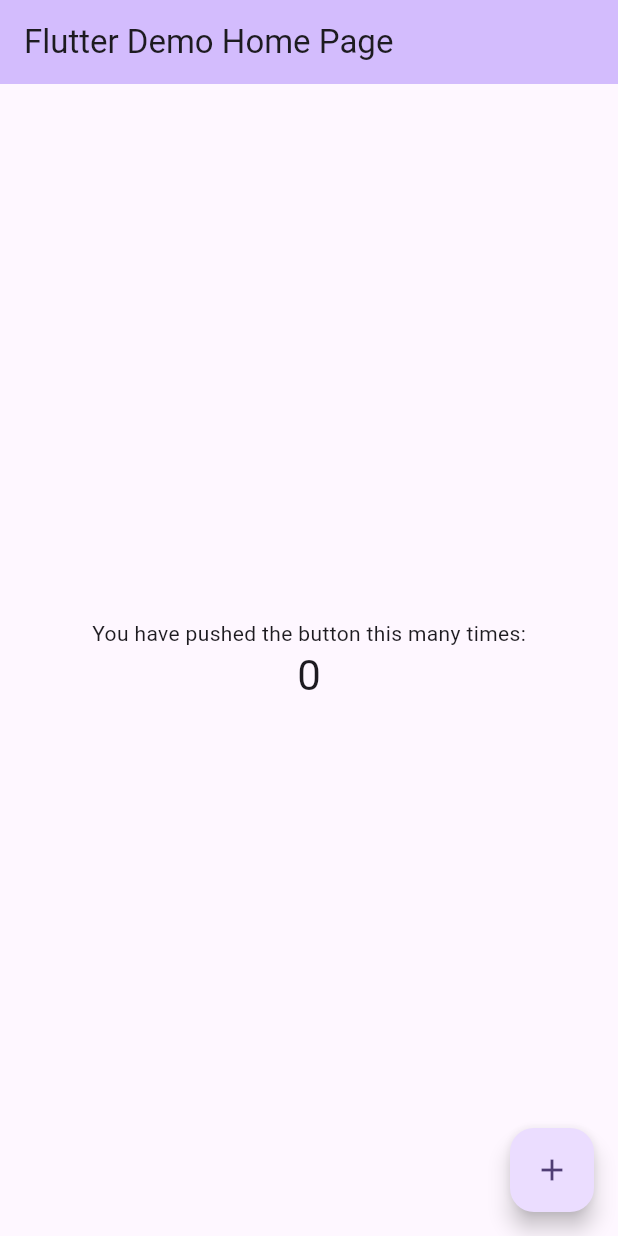
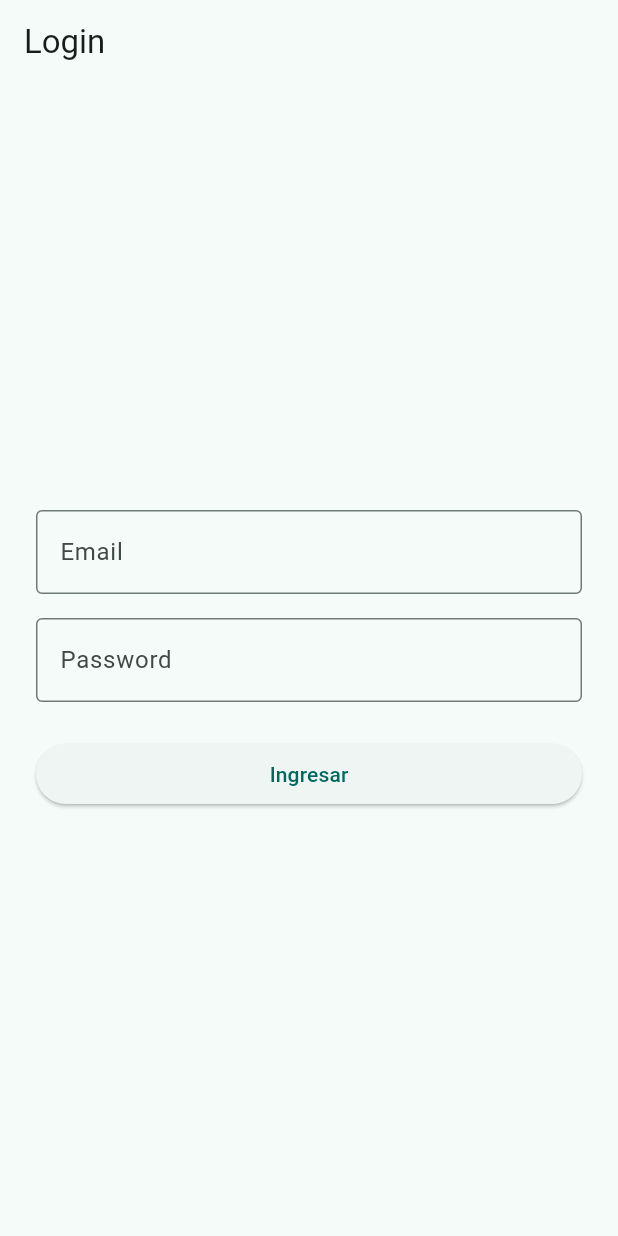
Before and after one commit to Moon345x/Taller-JWT-Flutter, a Flutter app: the screen it shows after launch, on a phone screen of 412 x 824 dp. Run offline on Flutter 3.47's test engine with Material 3 defaults, Android fonts, the phone set to English and light mode, and no system bars; our stand-ins replace flutter_secure_storage, shared_preferences.

Commit message:
feat: implement JWT login with shared_preferences and secure_storage

```diff
--- a/talller_jwt_flutter/lib/main.dart
+++ b/talller_jwt_flutter/lib/main.dart
@@ -1,121 +1,41 @@
 import 'package:flutter/material.dart';
+import 'package:provider/provider.dart';
+
+import 'providers/auth_provider.dart';
+import 'services/auth_service.dart';
+import 'services/secure_storage_service.dart';
+import 'services/storage_service.dart';
+import 'widgets/auth_gate.dart';
 
 void main() {
-  runApp(const MyApp());
+  runApp(const AppRoot());
 }
 
-class MyApp extends StatelessWidget {
-  const MyApp({super.key});
-
-  // This widget is the root of your application.
-  @override
-  Widget build(BuildContext context) {
-    return MaterialApp(
-      title: 'Flutter Demo',
-      theme: ThemeData(
-        // This is the theme of your application.
-        //
-        // TRY THIS: Try running your application with "flutter run". You'll see
-        // the application has a purple toolbar. Then, without quitting the app,
-        // try changing the seedColor in the colorScheme below to Colors.green
-        // and then invoke "hot reload" (save your changes or press the "hot
-        // reload" button in a Flutter-supported IDE, or press "r" if you used
-        // the command line to start the app).
-        //
-        // Notice that the counter didn't reset back to zero; the application
-        // state is not lost during the reload. To reset the state, use hot
-        // restart instead.
-        //
-        // This works for code too, not just values: Most code changes can be
-        // tested with just a hot reload.
-        colorScheme: .fromSeed(seedColor: Colors.deepPurple),
-      ),
-      home: const MyHomePage(title: 'Flutter Demo Home Page'),
-    );
-  }
-}
-
-class MyHomePage extends StatefulWidget {
-  const MyHomePage({super.key, required this.title});
-
-  // This widget is the home page of your application. It is stateful, meaning
-  // that it has a State object (defined below) that contains fields that affect
-  // how it looks.
-
-  // This class is the configuration for the state. It holds the values (in this
-  // case the title) provided by the parent (in this case the App widget) and
-  // used by the build method of the State. Fields in a Widget subclass are
-  // always marked "final".
-
-  final String title;
-
-  @override
-  State<MyHomePage> createState() => _MyHomePageState();
-}
-
-class _MyHomePageState extends State<MyHomePage> {
-  int _counter = 0;
-
-  void _incrementCounter() {
-    setState(() {
-      // This call to setState tells the Flutter framework that something has
-      // changed in this State, which causes it to rerun the build method below
-      // so that the display can reflect the updated values. If we changed
-      // _counter without calling setState(), then the build method would not be
-      // called again, and so nothing would appear to happen.
-      _counter++;
-    });
-  }
+class AppRoot extends StatelessWidget {
+  const AppRoot({super.key});
 
   @override
   Widget build(BuildContext context) {
-    // This method is rerun every time setState is called, for instance as done
-    // by the _incrementCounter method above.
-    //
-    // The Flutter framework has been optimized to make rerunning build methods
-    // fast, so that you can just rebuild anything that needs updating rather
-    // than having to individually change instances of widgets.
-    return Scaffold(
-      appBar: AppBar(
-        // TRY THIS: Try changing the color here to a specific color (to
-        // Colors.amber, perhaps?) and trigger a hot reload to see the AppBar
-        // change color while the other colors stay the same.
-        backgroundColor: Theme.of(context).colorScheme.inversePrimary,
-        // Here we take the value from the MyHomePage object that was created by
-        // the App.build method, and use it to set our appbar title.
-        title: Text(widget.title),
-      ),
-      body: Center(
-        // Center is a layout widget. It takes a single child and positions it
-        // in the middle of the parent.
-        child: Column(
-          // Column is also a layout widget. It takes a list of children and
-          // arranges them vertically. By default, it sizes itself to fit its
-          // children horizontally, and tries to be as tall as its parent.
-          //
-          // Column has various properties to control how it sizes itself and
-          // how it positions its children. Here we use mainAxisAlignment to
-          // center the children vertically; the main axis here is the vertical
-          // axis because Columns are vertical (the cross axis would be
-          // horizontal).
-          //
-          // TRY THIS: Invoke "debug painting" (choose the "Toggle Debug Paint"
-          // action in the IDE, or press "p" in the console), to see the
-          // wireframe for each widget.
-          mainAxisAlignment: .center,
-          children: [
-            const Text('You have pushed the button this many times:'),
-            Text(
-              '$_counter',
-              style: Theme.of(context).textTheme.headlineMedium,
-            ),
-          ],
+    return MultiProvider(
+      providers: [
+        Provider<AuthService>(create: (_) => AuthService()),
+        Provider<StorageService>(create: (_) => StorageService()),
+        Provider<SecureStorageService>(create: (_) => SecureStorageService()),
+        ChangeNotifierProvider<AuthProvider>(
+          create: (context) => AuthProvider(
+            authService: context.read<AuthService>(),
+            storageService: context.read<StorageService>(),
+            secureStorageService: context.read<SecureStorageService>(),
+          ),
         ),
-      ),
-      floatingActionButton: FloatingActionButton(
-        onPressed: _incrementCounter,
-        tooltip: 'Increment',
-        child: const Icon(Icons.add),
+      ],
+      child: MaterialApp(
+        title: 'Taller JWT',
+        theme: ThemeData(
+          colorScheme: ColorScheme.fromSeed(seedColor: Colors.teal),
+          useMaterial3: true,
+        ),
+        home: const AuthGate(),
       ),
     );
   }
--- /dev/null
+++ b/talller_jwt_flutter/lib/providers/auth_provider.dart
@@ -0,0 +1,92 @@
+import 'package:flutter/material.dart';
+
+import '../services/auth_service.dart';
+import '../services/secure_storage_service.dart';
+import '../services/storage_service.dart';
+
+class AuthProvider extends ChangeNotifier {
+  AuthProvider({
+    required this.authService,
+    required this.storageService,
+    required this.secureStorageService,
+  });
+
+  final AuthService authService;
+  final StorageService storageService;
+  final SecureStorageService secureStorageService;
+
+  bool _isLoading = false;
+  bool _isInitialized = false;
+  String? _errorMessage;
+  String? _name;
+  String? _email;
+  String? _token;
+
+  bool get isLoading => _isLoading;
+  bool get isInitialized => _isInitialized;
+  String? get errorMessage => _errorMessage;
+  String get displayName => _name?.isNotEmpty == true ? _name! : 'Sin nombre';
+  String get displayEmail => _email?.isNotEmpty == true ? _email! : 'Sin email';
+  bool get hasToken => _token?.isNotEmpty == true;
+
+  Future<void> initialize() async {
+    if (_isInitialized) {
+      return;
+    }
+    _setLoading(true);
+    final token = await secureStorageService.getToken();
+    final profile = await storageService.getProfile();
+    _token = token;
+    _name = profile.name;
+    _email = profile.email;
+    _isInitialized = true;
+    _setLoading(false);
+  }
+
+  Future<bool> login({
+    required String email,
+    required String password,
+  }) async {
+    _errorMessage = null;
+    _setLoading(true);
+    try {
+      final result = await authService.login(email: email, password: password);
+      final nameToSave = result.name ?? '';
+      final emailToSave = result.email ?? email;
+
+      await storageService.saveProfile(
+        name: nameToSave,
+        email: emailToSave,
+      );
+      await secureStorageService.saveToken(result.token);
+
+      _token = result.token;
+      _name = nameToSave;
+      _email = emailToSave;
+      _setLoading(false);
+      return true;
+    } on AuthException catch (e) {
+      _errorMessage = e.message;
+    } catch (_) {
+      _errorMessage = 'Error de red, intenta de nuevo';
+    }
+    _setLoading(false);
+    return false;
+  }
+
+  Future<void> logout() async {
+    _errorMessage = null;
+    _setLoading(true);
+    await storageService.clear();
+    await secureStorageService.clearAll();
+    _token = null;
+    _name = null;
+    _email = null;
+    _setLoading(false);
+  }
+
+  void _setLoading(bool value) {
+    _isLoading = value;
+    notifyListeners();
+  }
+}
--- /dev/null
+++ b/talller_jwt_flutter/lib/screens/login_screen.dart
@@ -0,0 +1,127 @@
+import 'package:flutter/material.dart';
+import 'package:provider/provider.dart';
+
+import '../providers/auth_provider.dart';
+
+class LoginScreen extends StatefulWidget {
+  const LoginScreen({super.key});
+
+  @override
+  State<LoginScreen> createState() => _LoginScreenState();
+}
+
+class _LoginScreenState extends State<LoginScreen> {
+  final _formKey = GlobalKey<FormState>();
+  final _emailController = TextEditingController();
+  final _passwordController = TextEditingController();
+
+  @override
+  void dispose() {
+    _emailController.dispose();
+    _passwordController.dispose();
+    super.dispose();
+  }
+
+  Future<void> _submit() async {
+    final auth = context.read<AuthProvider>();
+    if (!_formKey.currentState!.validate()) {
+      return;
+    }
+
+    final success = await auth.login(
+      email: _emailController.text.trim(),
+      password: _passwordController.text,
+    );
+
+    if (!mounted) {
+      return;
+    }
+
+    if (!success && auth.errorMessage != null) {
+      ScaffoldMessenger.of(context).showSnackBar(
+        SnackBar(content: Text(auth.errorMessage!)),
+      );
+    }
+  }
+
+  @override
+  Widget build(BuildContext context) {
+    final auth = context.watch<AuthProvider>();
+
+    return Scaffold(
+      appBar: AppBar(title: const Text('Login')),
+      body: Center(
+        child: SingleChildScrollView(
+          padding: const EdgeInsets.all(24),
+          child: Form(
+            key: _formKey,
+            autovalidateMode: AutovalidateMode.onUserInteraction,
+            child: Column(
+              mainAxisSize: MainAxisSize.min,
+              children: [
+                TextFormField(
+                  controller: _emailController,
+                  keyboardType: TextInputType.emailAddress,
+                  decoration: const InputDecoration(
+                    labelText: 'Email',
+                    border: OutlineInputBorder(),
+                  ),
+                  validator: (value) {
+                    final text = value?.trim() ?? '';
+                    if (text.isEmpty) {
+                      return 'Ingresa tu email';
+                    }
+                    if (!text.contains('@') || !text.contains('.')) {
+                      return 'Email invalido';
+                    }
+                    return null;
+                  },
+                ),
+                const SizedBox(height: 16),
+                TextFormField(
+                  controller: _passwordController,
+                  obscureText: true,
+                  decoration: const InputDecoration(
+                    labelText: 'Password',
+                    border: OutlineInputBorder(),
+                  ),
+                  validator: (value) {
+                    if (value == null || value.isEmpty) {
+                      return 'Ingresa tu password';
+                    }
+                    if (value.length < 6) {
+                      return 'Minimo 6 caracteres';
+                    }
+                    return null;
+                  },
+                ),
+                const SizedBox(height: 24),
+                SizedBox(
+                  width: double.infinity,
+                  child: ElevatedButton(
+                    onPressed: auth.isLoading ? null : _submit,
+                    child: auth.isLoading
+                        ? const SizedBox(
+                            height: 20,
+                            width: 20,
+                            child: CircularProgressIndicator(strokeWidth: 2),
+                          )
+                        : const Text('Ingresar'),
+                  ),
+                ),
+                if (auth.errorMessage != null) ...[
+                  const SizedBox(height: 12),
+                  Text(
+                    auth.errorMessage!,
+                    style: const TextStyle(color: Colors.red),
+                    textAlign: TextAlign.center,
+                  ),
+                ],
+              ],
+            ),
+          ),
+        ),
+      ),
+    );
+  }
+}
--- /dev/null
+++ b/talller_jwt_flutter/lib/services/auth_service.dart
@@ -0,0 +1,108 @@
+import 'dart:convert';
+
+import 'package:http/http.dart' as http;
+
+class AuthResult {
+  const AuthResult({
+    required this.token,
+    this.name,
+    this.email,
+  });
+
+  final String token;
+  final String? name;
+  final String? email;
+}
+
+class AuthException implements Exception {
+  const AuthException(this.message);
+
+  final String message;
+
+  @override
+  String toString() => message;
+}
+
+class AuthService {
+  static const String _endpoint =
+      'https://parking.visiontic.com.co/api/login';
+
+  Future<AuthResult> login({
+    required String email,
+    required String password,
+  }) async {
+    final uri = Uri.parse(_endpoint);
+    final response = await http.post(
+      uri,
+      headers: const {'Content-Type': 'application/json'},
+      body: jsonEncode({'email': email, 'password': password}),
+    );
+
+    if (response.statusCode < 200 || response.statusCode >= 300) {
+      throw AuthException(
+        _extractError(response.body) ?? 'Credenciales incorrectas',
+      );
+    }
+
+    final decoded = _decodeJson(response.body);
+    final token = _extractToken(decoded);
+    if (token == null || token.isEmpty) {
+      throw const AuthException('No se recibio token');
+    }
+
+    final name = _pickString(decoded, ['name', 'nombre']);
+    final responseEmail = _pickString(decoded, ['email']);
+
+    return AuthResult(
+      token: token,
+      name: name,
+      email: responseEmail,
+    );
+  }
+
+  Map<String, dynamic> _decodeJson(String body) {
+    try {
+      final decoded = jsonDecode(body);
+      if (decoded is Map<String, dynamic>) {
+        return decoded;
+      }
+    } catch (_) {}
+    throw const AuthException('Respuesta invalida del servidor');
+  }
+
+  String? _extractToken(Map<String, dynamic> json) {
+    return _pickString(json, ['token', 'access_token', 'accessToken', 'jwt']);
+  }
+
+  String? _extractError(String body) {
+    try {
+      final decoded = jsonDecode(body);
+      if (decoded is Map<String, dynamic>) {
+        final message = decoded['message'] ?? decoded['error'];
+        if (message is String && message.trim().isNotEmpty) {
+          return message;
+        }
+      }
+    } catch (_) {}
+    return null;
+  }
+
+  String? _pickString(Map<String, dynamic> json, List<String> keys) {
+    for (final key in keys) {
+      final value = json[key];
+      if (value is String && value.isNotEmpty) {
+        return value;
+      }
+    }
+    final data = json['data'];
+    if (data is Map<String, dynamic>) {
+      for (final key in keys) {
+        final value = data[key];
+        if (value is String && value.isNotEmpty) {
+          return value;
+        }
+      }
+    }
+    return null;
+  }
+}
--- /dev/null
+++ b/talller_jwt_flutter/lib/services/secure_storage_service.dart
@@ -0,0 +1,24 @@
+import 'package:flutter_secure_storage/flutter_secure_storage.dart';
+
+class SecureStorageService {
+  SecureStorageService() : _storage = const FlutterSecureStorage();
+
+  static const String _tokenKey = 'access_token';
+  final FlutterSecureStorage _storage;
+
+  Future<void> saveToken(String token) async {
+    await _storage.write(key: _tokenKey, value: token);
+  }
+
+  Future<String?> getToken() async {
+    return _storage.read(key: _tokenKey);
+  }
+
+  Future<void> clearToken() async {
+    await _storage.delete(key: _tokenKey);
+  }
+
+  Future<void> clearAll() async {
+    await _storage.deleteAll();
+  }
+}
--- /dev/null
+++ b/talller_jwt_flutter/lib/services/storage_service.dart
@@ -0,0 +1,33 @@
+import 'package:shared_preferences/shared_preferences.dart';
+
+class UserProfile {
+  const UserProfile({this.name, this.email});
+
+  final String? name;
+  final String? email;
+}
+
+class StorageService {
+  static const String _nameKey = 'user_name';
+  static const String _emailKey = 'user_email';
+
+  Future<void> saveProfile({required String name, required String email}) async {
+    final prefs = await SharedPreferences.getInstance();
+    await prefs.setString(_nameKey, name);
+    await prefs.setString(_emailKey, email);
+  }
+
+  Future<UserProfile> getProfile() async {
+    final prefs = await SharedPreferences.getInstance();
+    return UserProfile(
+      name: prefs.getString(_nameKey),
+      email: prefs.getString(_emailKey),
+    );
+  }
+
+  Future<void> clear() async {
+    final prefs = await SharedPreferences.getInstance();
+    await prefs.remove(_nameKey);
+    await prefs.remove(_emailKey);
+  }
+}
--- /dev/null
+++ b/talller_jwt_flutter/lib/widgets/auth_gate.dart
@@ -0,0 +1,40 @@
+import 'package:flutter/material.dart';
+import 'package:provider/provider.dart';
+
+import '../providers/auth_provider.dart';
+import '../screens/home_screen.dart';
+import '../screens/login_screen.dart';
+
+class AuthGate extends StatefulWidget {
+  const AuthGate({super.key});
+
+  @override
+  State<AuthGate> createState() => _AuthGateState();
+}
+
+class _AuthGateState extends State<AuthGate> {
+  @override
+  void initState() {
+    super.initState();
+    Future.microtask(() => context.read<AuthProvider>().initialize());
+  }
+
+  @override
+  Widget build(BuildContext context) {
+    final auth = context.watch<AuthProvider>();
+
+    if (!auth.isInitialized || auth.isLoading) {
+      return const Scaffold(
+        body: Center(
+          child: CircularProgressIndicator(),
+        ),
+      );
+    }
+
+    if (auth.hasToken) {
+      return const HomeScreen();
+    }
+
+    return const LoginScreen();
+  }
+}
--- a/talller_jwt_flutter/pubspec.yaml
+++ b/talller_jwt_flutter/pubspec.yaml
@@ -34,6 +34,10 @@ dependencies:
   # The following adds the Cupertino Icons font to your application.
   # Use with the CupertinoIcons class for iOS style icons.
   cupertino_icons: ^1.0.8
+  shared_preferences: ^2.2.0
+  flutter_secure_storage: ^9.0.0
+  http: ^1.1.0
+  provider: ^6.1.0
 
 dev_dependencies:
   flutter_test:
```
Also changed, not shown: talller_jwt_flutter/lib/screens/home_screen.dart (added, +60 -0 lines), talller_jwt_flutter/pubspec.lock, 6 other files.
